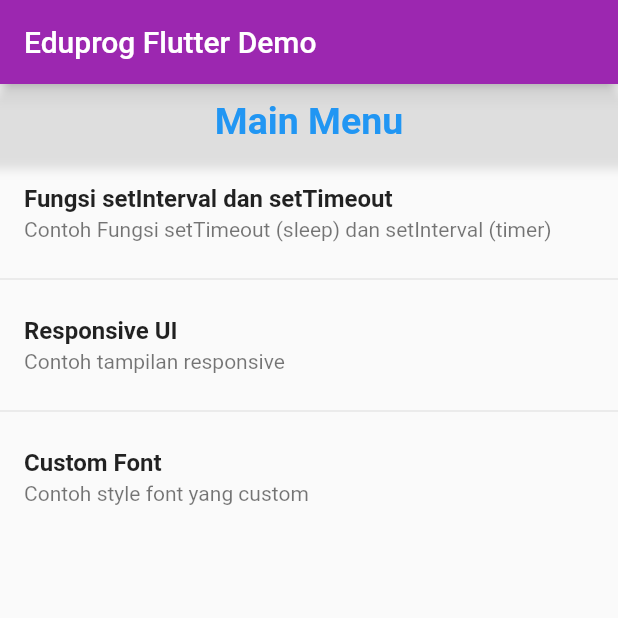
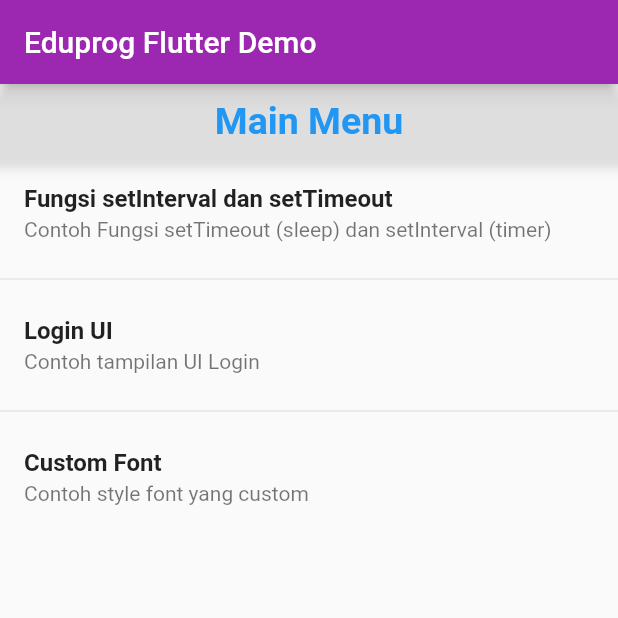
Before and after one commit to amhirin/eduprog_flutter_exercises, a Flutter app: the screen it shows after launch, on a phone screen of 412 x 824 dp, the top half of it. Run offline on Flutter 3.47's test engine with Material 2 defaults, Android fonts, the phone set to English and light mode, and no system bars.

Commit message:
login ui

```diff
--- a/lib/eduprog/custom_font.dart
+++ b/lib/eduprog/custom_font.dart
@@ -16,7 +16,7 @@ class _CustomFontPageState extends State<CustomFontPage> {
       appBar: AppBar(
         title: Text(widget.title),
       ),
-      body: Center(child: Text("My Custom Font", style: TextStyle(fontFamily: "Schaeffer", fontSize: 40),),) // This trailing comma makes auto-formatting nicer for build methods.
+      body: Center(child: Text("My Custom Font", style: TextStyle(fontFamily: "Schaeffer", fontSize: 40),),)
     );
   }
 }
--- a/lib/main.dart
+++ b/lib/main.dart
@@ -1,4 +1,5 @@
 import 'package:eduprog_flutter_exercises/eduprog/custom_font.dart';
+import 'package:eduprog_flutter_exercises/eduprog/login.dart';
 import 'package:flutter/cupertino.dart';
 import 'package:flutter/material.dart';
 
@@ -70,12 +71,12 @@ class _MyHomePageState extends State<MyHomePage> {
               ),
               Divider(),
               ListTile(
-                title: Text("Responsive UI", style: TextStyle(fontWeight: FontWeight.bold)) ,
-                subtitle: Text("Contoh tampilan responsive"),
+                title: Text("Login UI", style: TextStyle(fontWeight: FontWeight.bold)) ,
+                subtitle: Text("Contoh tampilan UI Login"),
                 onTap: (){
                   Navigator.push(
                     context,
-                    MaterialPageRoute(builder: (context) => ResponsivePage(title: "Eduprog Responsive UI",)),
+                    MaterialPageRoute(builder: (context) => LoginPage(title: "Eduprog Login UI",)),
                   );
                 },
               ),
```
Also changed, not shown: pubspec.yaml (+3 -21 lines), assets/eduprog.png (added), pubspec.lock.
